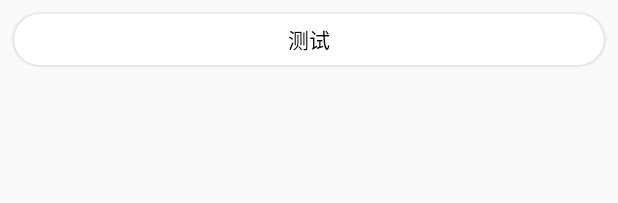
After one commit to 2017FZU/BeatIt, an Android app: the layout item_course.xml on its own in the app's theme, with its tools: preview values and no code run, on a phone screen of 412 x 824 dp. The commit adds this screen. Shown: the top 203 px of the screen. Run offline under Robolectric (Android 15) with nearby library versions, the phone set to English and light mode, and no system bars.

Commit message:
course list init

```diff
--- a/homework/app/src/main/java/com/example/homework/example/UIRouter.kt
+++ b/homework/app/src/main/java/com/example/homework/example/UIRouter.kt
@@ -4,6 +4,7 @@ import android.content.Context
 import cn.nekocode.meepo.annotation.Bundle
 import cn.nekocode.meepo.annotation.TargetClass
 import cn.nekocode.meepo.Meepo
+import com.example.homework.data.DO.Course
 import com.example.homework.data.DO.Meizi
 import com.example.homework.example.page2.Page2Activity
 import com.example.homework.example.page2.Page2Presenter
@@ -18,4 +19,9 @@ interface UIRouter {
     fun gotoPage2(context: Context?, @Bundle(Page2Presenter.ARG_MEIZI) meizi: Meizi) {
         IMPL.gotoPage2(context, meizi)
     }
+
+    @TargetClass(Page2Activity::class)
+    fun gotoCourseDetail(context: Context?, @Bundle(Page2Presenter.ARG_MEIZI) course: Course) {
+        IMPL.gotoCourseDetail(context, course)
+    }
 }
--- /dev/null
+++ b/homework/app/src/main/res/drawable/background_rectangle_round.xml
@@ -0,0 +1,5 @@
+<?xml version="1.0" encoding="utf-8"?>
+<shape xmlns:android="http://schemas.android.com/apk/res/android">
+    <corners android:radius="17dp"/>
+    <solid android:color="#ffffff" />
+</shape>
--- /dev/null
+++ b/homework/app/src/main/res/layout/item_course.xml
@@ -0,0 +1,21 @@
+<?xml version="1.0" encoding="utf-8"?>
+<LinearLayout
+    android:id="@+id/item_course"
+    xmlns:android="http://schemas.android.com/apk/res/android"
+    android:orientation="vertical"
+    android:layout_width="match_parent"
+    android:layout_height="34dp"
+    android:layout_gravity="center_horizontal"
+    android:layout_margin="9dp"
+    android:gravity="center"
+    android:elevation="1dp"
+    android:clipToPadding="true"
+    android:background="@drawable/background_rectangle_round">
+    <TextView
+        android:id="@+id/item_course_name"
+        android:layout_width="match_parent"
+        android:layout_height="wrap_content"
+        android:gravity="center"
+        android:textColor="#000000"
+        android:text="测试"/>
+</LinearLayout>
--- a/homework/app/src/main/res/values/colors.xml
+++ b/homework/app/src/main/res/values/colors.xml
@@ -1,5 +1,8 @@
 <?xml version="1.0" encoding="utf-8"?>
 <resources>
+    <color name="hw_black">#555555</color>
+    <color name="hw_background">#f5faf9</color>
+
     <color name="colorPrimary">#3F51B5</color>
     <color name="colorPrimaryDark">#303F9F</color>
     <color name="colorAccent">#FF4081</color>
--- a/homework/app/src/main/res/values/styles.xml
+++ b/homework/app/src/main/res/values/styles.xml
@@ -6,4 +6,10 @@
         <item name="colorAccent">@color/colorAccent</item>
     </style>
 
+    <style name="HomeworkTheme" parent="Theme.AppCompat.Light.NoActionBar">
+        <item name="colorPrimary">@color/colorPrimary</item>
+        <item name="colorPrimaryDark">@color/colorPrimaryDark</item>
+        <item name="colorAccent">@color/colorAccent</item>
+    </style>
+
 </resources>
```
Also changed, not shown: homework/app/src/main/AndroidManifest.xml (+9 -5 lines), homework/app/src/main/java/com/example/homework/item/CourseItem.kt (added, +50 -0 lines), homework/app/src/main/java/com/example/homework/screen/course/CourseActivity.kt (+45 -2 lines), homework/app/src/main/java/com/example/homework/screen/course/CoursePresenter.kt (+87 -2 lines), homework/app/src/main/java/com/example/homework/unit/PxDpHelper.kt (added, +20 -0 lines), homework/app/src/main/res/layout/activity_course.xml (added, +53 -0 lines), homework/app/src/main/res/layout/bar_bottom.xml (added, +33 -0 lines), homework/data/src/main/java/com/example/homework/data/DO/Course.kt (added, +29 -0 lines).
